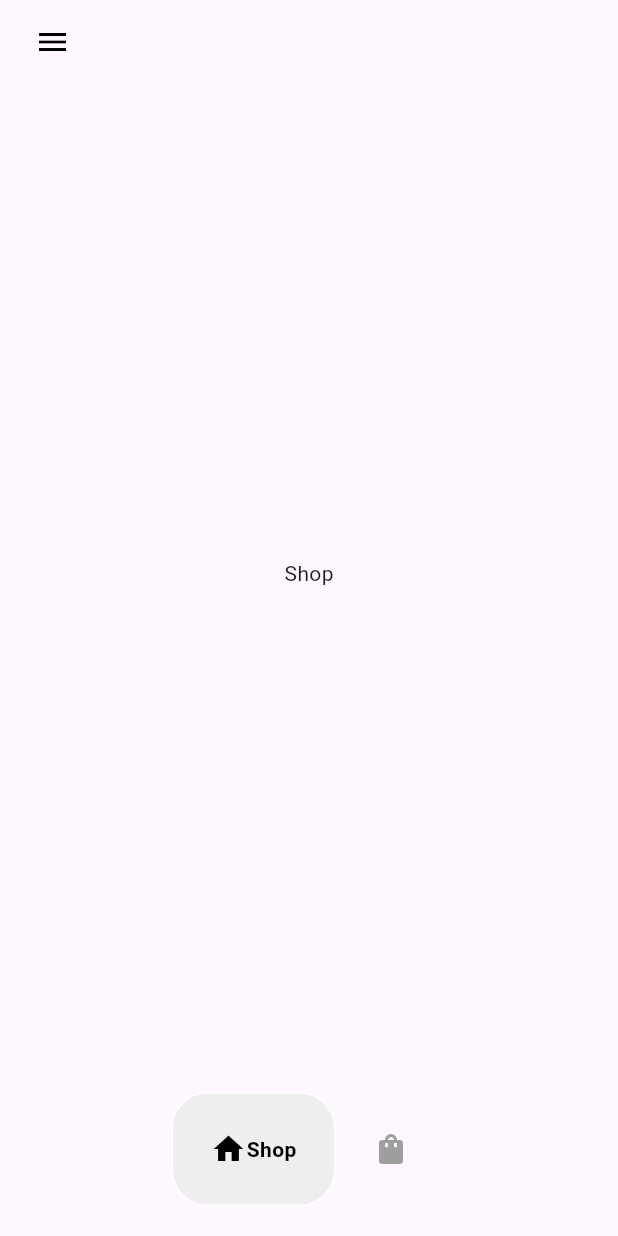
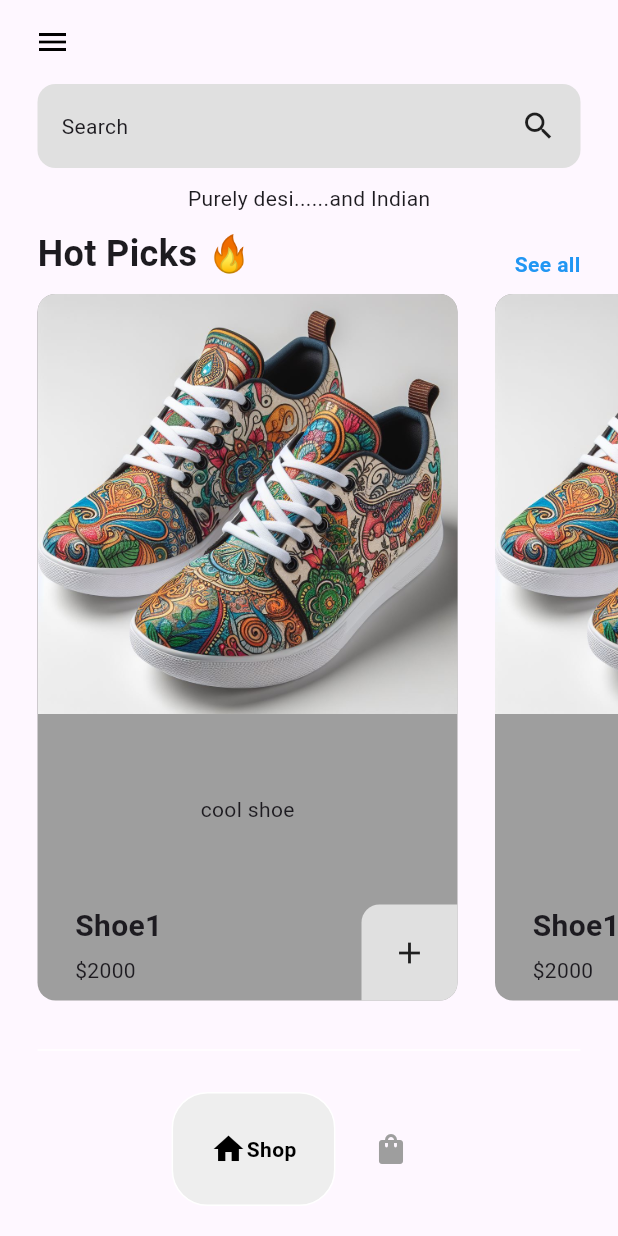
Before and after one commit to prabhsuratsingh/sneaker-app, a Flutter app: the screen it shows after launch, after a tap on "Shop Now", on a phone screen of 412 x 824 dp. Run offline on Flutter 3.47's test engine with Material 3 defaults, Android fonts, the phone set to English and light mode, and no system bars; drawn by our look-alikes of google_nav_bar.

Commit message:
Created shoe tile

```diff
--- /dev/null
+++ b/lib/components/shoe_tile.dart
@@ -0,0 +1,77 @@
+import 'package:ecommerce_ui/models/shoe.dart';
+import 'package:flutter/material.dart';
+
+class ShoeTile extends StatelessWidget {
+  Shoe shoe;
+  ShoeTile({super.key, required this.shoe});
+
+  @override
+  Widget build(BuildContext context) {
+    return Container(
+      margin: EdgeInsets.only(left: 25),
+      width: 280,
+      decoration: BoxDecoration(
+        color: Colors.grey,
+        borderRadius: BorderRadius.circular(12),
+      ),
+      child: Column(
+        mainAxisAlignment: MainAxisAlignment.spaceBetween,
+        children: [
+          //shoe picture
+          ClipRRect(
+            borderRadius: const BorderRadius.only(
+              topLeft: Radius.circular(12),
+              topRight: Radius.circular(12),
+            ),
+            child: Image.asset(shoe.imagePath),
+          ),
+
+          //shoe description
+          Text(shoe.description),
+
+          //shoe price
+          Padding(
+            padding: const EdgeInsets.only(left: 25),
+            child: Row(
+              mainAxisAlignment: MainAxisAlignment.spaceBetween,
+              crossAxisAlignment: CrossAxisAlignment.start,
+              children: [
+                Column(
+                  crossAxisAlignment: CrossAxisAlignment.start,
+                  children: [
+                    //shoe name
+                    Text(
+                      shoe.name,
+                      style: const TextStyle(
+                        fontWeight: FontWeight.bold,
+                        fontSize: 20
+                      ),
+                    ),
+
+                    const SizedBox(height: 5,),
+
+                    //price
+                    Text('\$'+shoe.price),
+                  ],
+                ),
+                //plus button
+                Container(
+                  padding:const EdgeInsets.all(20),
+                  decoration: BoxDecoration(
+                    color: Colors.grey[300],
+                    borderRadius: const BorderRadius.only(
+                      topLeft: Radius.circular(12),
+                      bottomRight: Radius.circular(12)
+                    ),
+                  ),
+                  child: const Icon(Icons.add)
+                ),
+              ],
+            ),
+          ),
+          //add to cart button
+        ],
+      ),
+    );
+  }
+}
--- /dev/null
+++ b/lib/models/shoe.dart
@@ -0,0 +1,15 @@
+class Shoe {
+  final String name;
+  final String price;
+  final String imagePath;
+  final String description;
+
+  Shoe(
+    {
+      required this.name,
+      required this.price,
+      required this.imagePath,
+      required this.description
+    }
+  );
+}
--- a/lib/pages/intro_page.dart
+++ b/lib/pages/intro_page.dart
@@ -55,7 +55,7 @@ class IntroPage extends StatelessWidget {
                 onTap: () => Navigator.push(
                   context,
                   MaterialPageRoute(
-                    builder: (context) => HomePage(),
+                    builder: (context) => const HomePage(),
                   )
                 ),
                 child: Container(
--- a/lib/pages/shop_page.dart
+++ b/lib/pages/shop_page.dart
@@ -1,3 +1,5 @@
+import 'package:ecommerce_ui/components/shoe_tile.dart';
+import 'package:ecommerce_ui/models/shoe.dart';
 import 'package:flutter/material.dart';
 
 class ShopPage extends StatefulWidget {
@@ -10,10 +12,83 @@ class ShopPage extends StatefulWidget {
 class _ShopPageState extends State<ShopPage> {
   @override
   Widget build(BuildContext context) {
-    return const Center(
-      child: Text(
-        'Shop'
-      ),
+    return Column(
+      children: [
+        //search bar
+        Container(
+          padding: const EdgeInsets.all(16),
+          margin: const EdgeInsets.symmetric(horizontal: 25),
+          decoration: BoxDecoration(
+            color: Colors.grey[300],
+            borderRadius: BorderRadius.circular(12),
+          ),
+          child: const Row(
+            mainAxisAlignment: MainAxisAlignment.spaceBetween,
+            children: [
+              Text('Search'),
+              Icon(Icons.search)
+            ],
+          ),
+        ),
+
+        //message
+        Padding(
+          padding: const EdgeInsets.symmetric(vertical: 10),
+          child: Text('Purely desi......and Indian'),
+        ),
+
+        //hot picks
+        const Padding(
+          padding: EdgeInsets.symmetric(horizontal: 25),
+          child:  Row(
+            mainAxisAlignment: MainAxisAlignment.spaceBetween,
+            crossAxisAlignment: CrossAxisAlignment.end,
+            children: [
+              Text(
+                'Hot Picks 🔥',
+                style: TextStyle(
+                  fontWeight: FontWeight.bold,
+                  fontSize: 24,
+                ),
+              ),
+              Text(
+                'See all',
+                style: TextStyle(
+                  fontWeight: FontWeight.bold,
+                  color: Colors.blue,
+                ),
+              )
+            ],
+          ),
+        ),
+        const SizedBox(height: 10,),
+
+        Expanded(
+          child: ListView.builder(
+            itemCount: 4,
+            scrollDirection: Axis.horizontal,
+            itemBuilder: (context, index) {
+              //create a shoe
+              Shoe shoe = Shoe(
+                name: 'Shoe1',
+                price: '2000',
+                description: 'cool shoe',
+                imagePath: 'lib/images/_1a3c1b3c-7827-40ec-9af5-ba6a340ed5be.jpg',
+              );
+              return ShoeTile(
+                shoe: shoe,
+              );
+            },
+          ),
+        ),
+
+        const Padding(
+          padding: EdgeInsets.only(left: 25.0, top: 25, right: 25),
+          child: Divider(
+            color: Colors.white,
+          ),
+        )
+      ],
     );
   }
 }
```
